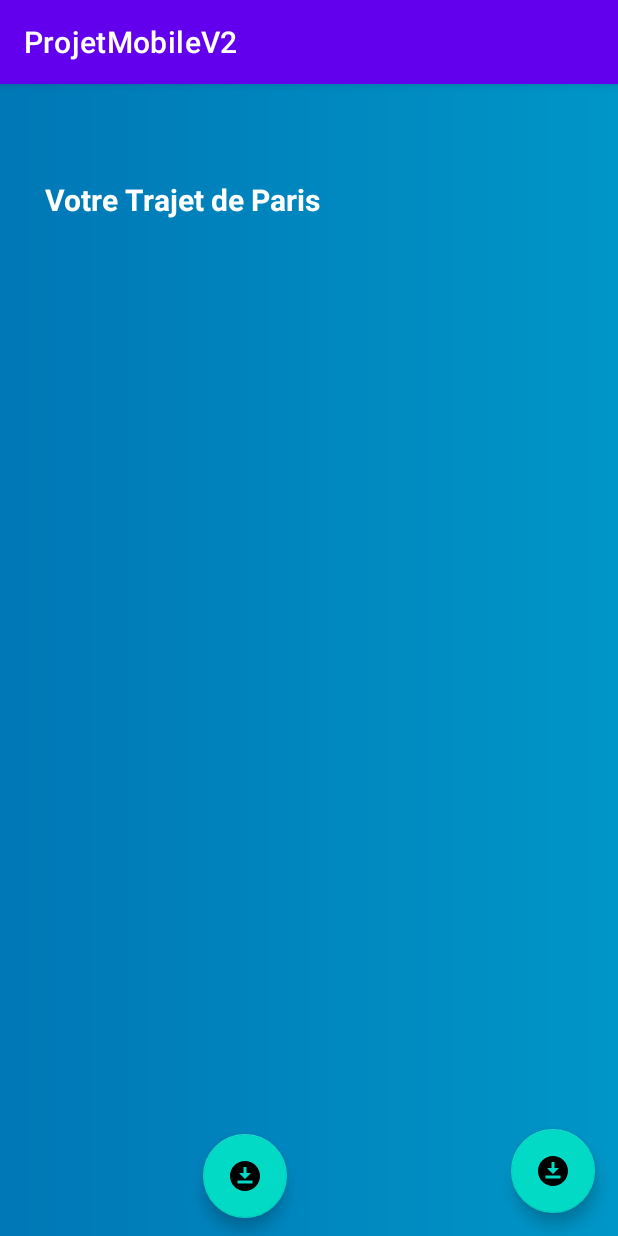
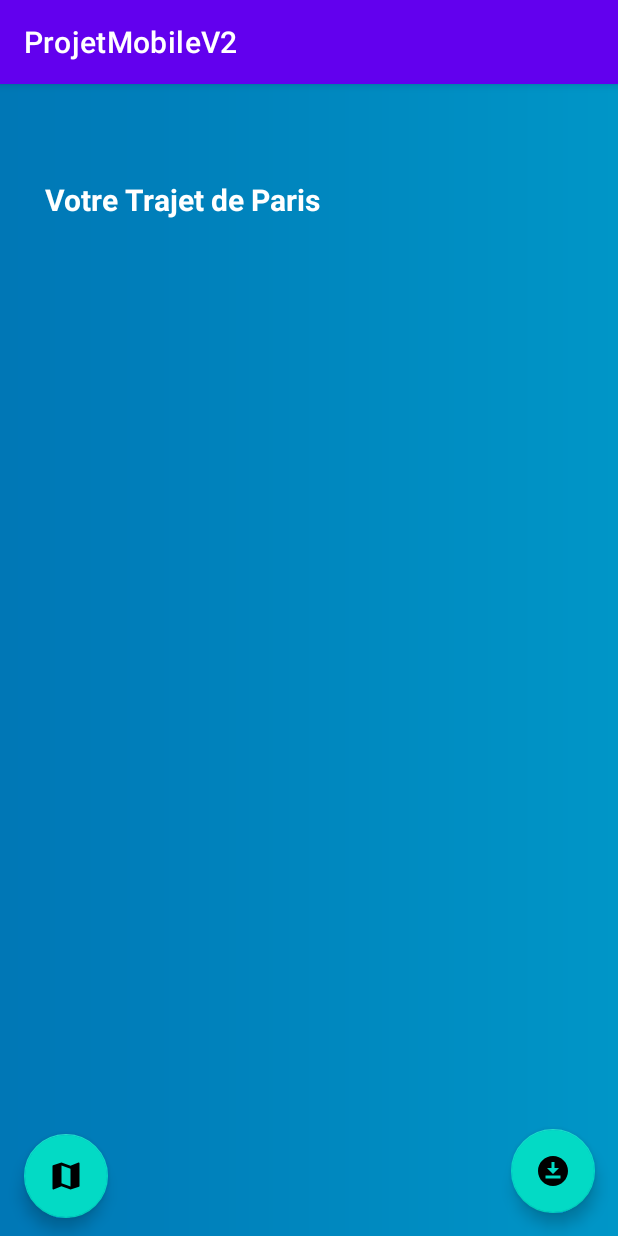
Before and after one commit to abdessameddaaou/ProjetMobileV2, an Android app: the AllPositions screen opened directly, with no data from a screen before it, on a phone screen of 412 x 824 dp. Run offline under Robolectric (Android 15) with nearby library versions, the phone set to English and light mode, and no system bars.

```diff
--- /dev/null
+++ b/app/src/main/res/drawable/map_icon.xml
@@ -0,0 +1,5 @@
+<vector android:height="24dp" android:tint="#FFFFFF"
+    android:viewportHeight="24" android:viewportWidth="24"
+    android:width="24dp" xmlns:android="http://schemas.android.com/apk/res/android">
+    <path android:fillColor="@android:color/white" android:pathData="M20.5,3l-0.16,0.03L15,5.1 9,3 3.36,4.9c-0.21,0.07 -0.36,0.25 -0.36,0.48V20.5c0,0.28 0.22,0.5 0.5,0.5l0.16,-0.03L9,18.9l6,2.1 5.64,-1.9c0.21,-0.07 0.36,-0.25 0.36,-0.48V3.5c0,-0.28 -0.22,-0.5 -0.5,-0.5zM15,19l-6,-2.11V5l6,2.11V19z"/>
+</vector>
--- a/app/src/main/res/layout/activity_all_positions.xml
+++ b/app/src/main/res/layout/activity_all_positions.xml
@@ -52,10 +52,10 @@
         android:layout_height="wrap_content"
         android:layout_marginBottom="12dp"
         android:clickable="true"
-        android:src="@drawable/export"
+        android:src="@drawable/map_icon"
         app:layout_constraintBottom_toBottomOf="parent"
         app:layout_constraintEnd_toEndOf="parent"
-        app:layout_constraintHorizontal_bias="0.38"
+        app:layout_constraintHorizontal_bias="0.045"
         app:layout_constraintStart_toStartOf="parent" />
 
 </androidx.constraintlayout.widget.ConstraintLayout>
```
Also changed, not shown: app/src/main/java/com/example/projetmobilev2/MapsActivity.java (+15 -1 lines).
